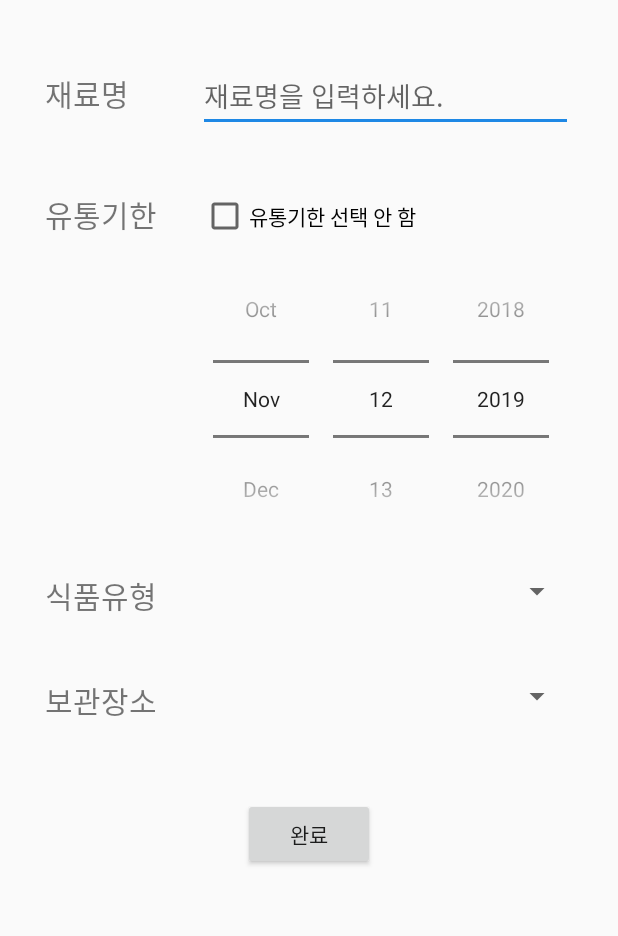
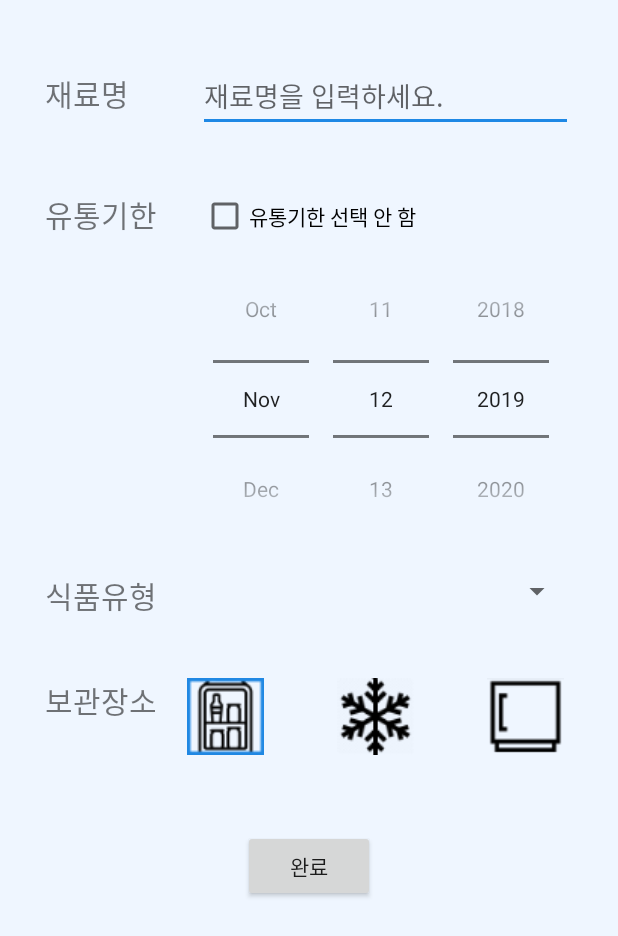
Before and after one commit to kminzy/Myfi, an Android app: the layout activity_add_ingredient.xml on its own in the app's theme, with its tools: preview values and no code run, on a phone screen of 412 x 824 dp. Shown: the top 936 px of the screen. Run offline under Robolectric (Android 15) with nearby library versions, the phone set to English and light mode, and no system bars.

Commit message:
1112 commit

```diff
--- a/app/src/main/java/com/MyFi/MyFridge/AddIngredientActivity.java
+++ b/app/src/main/java/com/MyFi/MyFridge/AddIngredientActivity.java
@@ -20,6 +20,7 @@ import android.widget.AutoCompleteTextView;
 import android.widget.Button;
 import android.widget.CheckBox;
 import android.widget.DatePicker;
+import android.widget.RadioButton;
 import android.widget.Spinner;
 import android.widget.Toast;
 
@@ -156,7 +157,7 @@ public class AddIngredientActivity extends AppCompatActivity {
 
             }
         });
-
+        /*
         // 보관장소 선택
         Spinner placeSpinner = findViewById(R.id.pickPlace);
         ArrayAdapter placeAdapter = ArrayAdapter.createFromResource(this, R.array.ingredientPlace, android.R.layout.simple_spinner_item);
@@ -177,12 +178,22 @@ public class AddIngredientActivity extends AppCompatActivity {
 
             }
         });
+        */
+
+        final RadioButton btn_cold = findViewById(R.id.radio_cold);
+        final RadioButton btn_freeze = findViewById(R.id.radio_freeze);
+        final RadioButton btn_out = findViewById(R.id.radio_out);
 
         // 완료 버튼
         Button addCompleteButton = findViewById(R.id.addCompleteButton);
         addCompleteButton.setOnClickListener(new Button.OnClickListener() {
             @Override
             public void onClick(View v) {
+
+                if(btn_cold.isChecked()){ ingredient.setLocation((char)97); }
+                if(btn_freeze.isChecked()){ ingredient.setLocation((char)98); }
+                if(btn_out.isChecked()){ ingredient.setLocation((char)99); }
+
 
 
 
--- /dev/null
+++ b/app/src/main/res/drawable/image_border.xml
@@ -0,0 +1,7 @@
+<?xml version="1.0" encoding="utf-8"?>
+<shape xmlns:android="http://schemas.android.com/apk/res/android">
+    <solid android:color="#FFFFFF"/>
+    <stroke android:width="3px" android:color="#000000" />
+    <padding android:left="1px" android:top="1px"
+        android:right="1px" android:bottom="1px" />
+</shape>
--- /dev/null
+++ b/app/src/main/res/drawable/radio.xml
@@ -0,0 +1,10 @@
+<?xml version="1.0" encoding="utf-8"?>
+<selector xmlns:android="http://schemas.android.com/apk/res/android">
+
+    <item android:state_checked="false" android:drawable="@drawable/minibar_off" />  // 선택하지 않을때
+
+    <item android:state_checked="true" android:drawable="@drawable/minibar_on" />    // 선택했을때
+
+    <item android:drawable="@drawable/minibar_off" /> //기본 이미지
+
+</selector>
--- /dev/null
+++ b/app/src/main/res/drawable/radio2.xml
@@ -0,0 +1,10 @@
+<?xml version="1.0" encoding="utf-8"?>
+<selector xmlns:android="http://schemas.android.com/apk/res/android">
+
+    <item android:state_checked="false" android:drawable="@drawable/freezer_off" />  // 선택하지 않을때
+
+    <item android:state_checked="true" android:drawable="@drawable/freezer_on" />    // 선택했을때
+
+    <item android:drawable="@drawable/freezer_off" /> //기본 이미지
+
+</selector>
--- /dev/null
+++ b/app/src/main/res/drawable/radio3.xml
@@ -0,0 +1,10 @@
+<?xml version="1.0" encoding="utf-8"?>
+<selector xmlns:android="http://schemas.android.com/apk/res/android">
+
+    <item android:state_checked="false" android:drawable="@drawable/snowflake_off" />  // 선택하지 않을때
+
+    <item android:state_checked="true" android:drawable="@drawable/snowflake_on" />    // 선택했을때
+
+    <item android:drawable="@drawable/snowflake_off" /> //기본 이미지
+
+</selector>
--- a/app/src/main/res/layout/activity_add_ingredient.xml
+++ b/app/src/main/res/layout/activity_add_ingredient.xml
@@ -3,6 +3,7 @@
     xmlns:app="http://schemas.android.com/apk/res-auto"
     android:layout_width="match_parent"
     android:layout_height="match_parent"
+    android:background="@color/colorPrimaryDark"
     xmlns:tools="http://schemas.android.com/tools"
     android:orientation="vertical"
     tools:context=".AddIngredientActivity">
@@ -65,7 +66,8 @@
                 android:id="@+id/noExpDateCheck"
                 android:layout_width="wrap_content"
                 android:layout_height="wrap_content"
-                android:text="유통기한 선택 안 함" />
+                android:text="유통기한 선택 안 함"
+                />
 
             <DatePicker
                 android:id="@+id/datePicker"
@@ -122,10 +124,35 @@
             android:layout_height="0dp"
             android:layout_weight="1"/>
 
-        <Spinner
-            android:id="@+id/pickPlace"
-            android:layout_width="250dp"
-            android:layout_height="wrap_content" />
+        <RadioGroup
+            android:layout_width="wrap_content"
+            android:layout_height="wrap_content"
+            android:layout_marginLeft="20dp"
+            android:checkedButton="@id/radio_cold"
+            android:orientation="horizontal">
+            <RadioButton
+                android:id="@+id/radio_cold"
+                android:layout_width="100dp"
+                android:layout_height="51dp"
+                android:button="@drawable/radio"
+
+                />
+            <RadioButton
+                android:id="@+id/radio_freeze"
+                android:layout_width="100dp"
+                android:layout_height="51dp"
+                android:button="@drawable/radio3"
+                />
+
+
+            <RadioButton
+
+                android:id="@+id/radio_out"
+                android:layout_width="100dp"
+                android:layout_height="51dp"
+                android:button="@drawable/radio2"
+                />
+        </RadioGroup>
     </LinearLayout>
 
 
@@ -137,4 +164,5 @@
         android:layout_marginTop="50dp"
         android:text="완료" />
 
+
 </LinearLayout>
```
Also changed, not shown: app/src/main/res/drawable/button_off.png (added), app/src/main/res/drawable/button_on.png (added), app/src/main/res/drawable/freezer_off.png (added), app/src/main/res/drawable/freezer_on.png (added), app/src/main/res/drawable/minibar_off.png (added), app/src/main/res/drawable/minibar_on.png (added), app/src/main/res/drawable/snowflake_off.png (added), app/src/main/res/drawable/snowflake_on.png (added).
